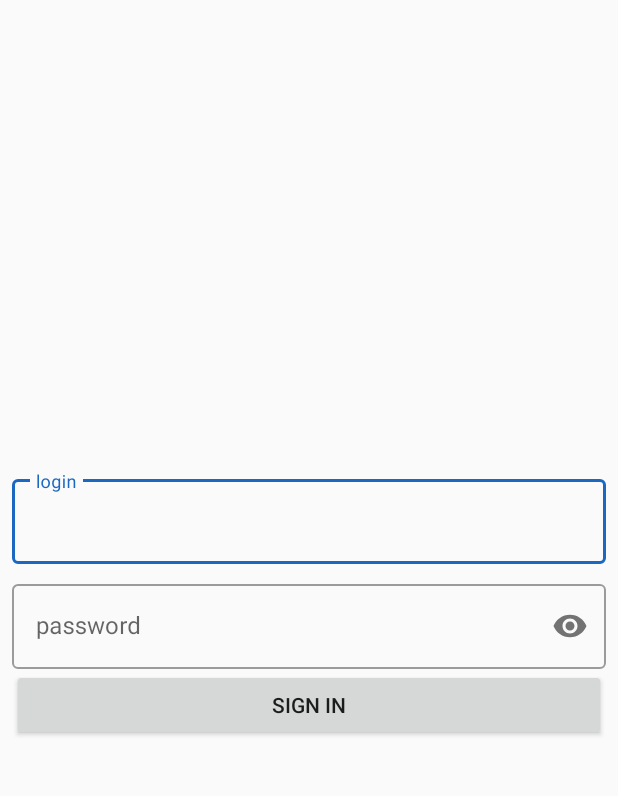
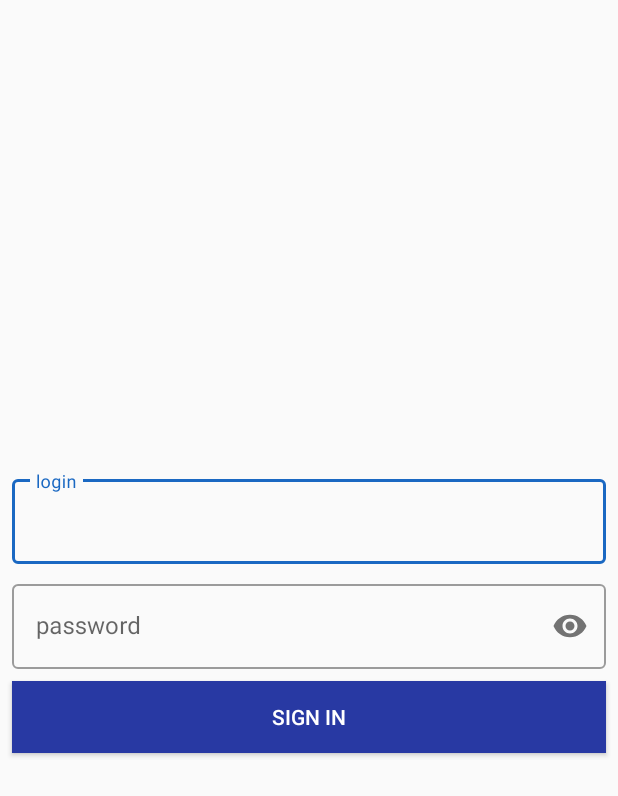
Before and after one commit to 4nt0n64r/Social_network, an Android app: the screen it shows after launch (MainActivity), on a phone screen of 412 x 824 dp. Shown: the top 796 px of the screen. Run offline under Robolectric (Android 15) with nearby library versions, the phone set to English and light mode, and no system bars.

Commit message:
some color changes

```diff
--- a/app/src/main/res/layout/activity_main.xml
+++ b/app/src/main/res/layout/activity_main.xml
@@ -52,6 +52,7 @@
             android:layout_height="wrap_content" android:id="@+id/login_button"
             app:layout_constraintTop_toBottomOf="@+id/textInputLayout2" app:layout_constraintEnd_toEndOf="parent"
             android:layout_marginEnd="8dp" app:layout_constraintStart_toStartOf="parent"
-            android:layout_marginStart="8dp"/>
+            android:layout_marginStart="8dp" android:background="@color/colorPrimaryDark"
+            android:textColor="@android:color/background_light" android:layout_marginTop="8dp"/>
 
 </androidx.constraintlayout.widget.ConstraintLayout>
```
